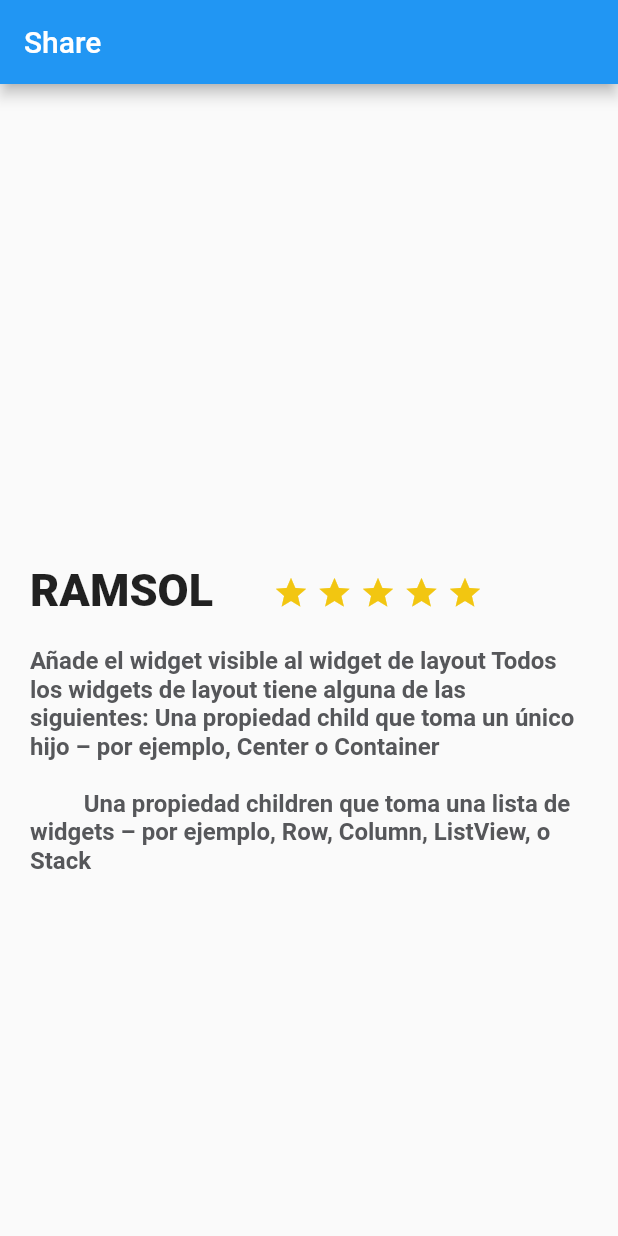
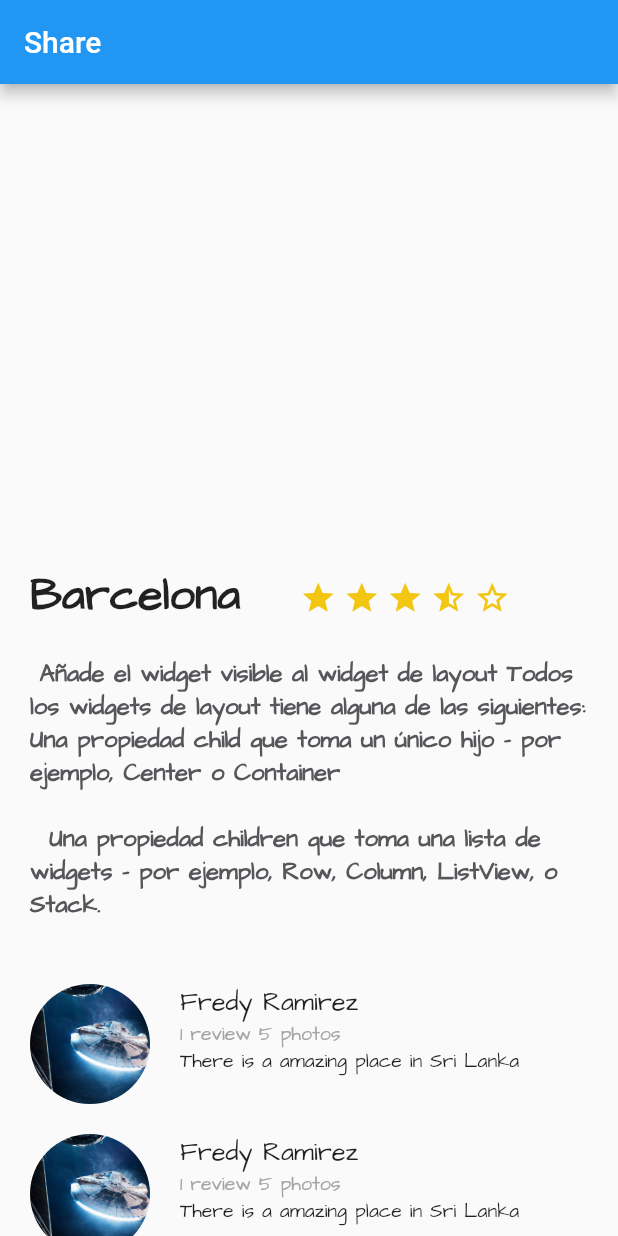
Before and after one commit to rramsol/FlutterRamsolTrips, a Flutter app: the screen it shows after launch, on a phone screen of 412 x 824 dp. Run offline on Flutter 3.47's test engine with Material 2 defaults, Android fonts, the phone set to English and light mode, and no system bars.

Commit message:
hice la descripcion

```diff
--- a/lib/descripcion_place.dart
+++ b/lib/descripcion_place.dart
@@ -1,8 +1,38 @@
 import 'package:flutter/material.dart';
 
 class DescriptionPlace extends StatelessWidget {
+  String namePlace;
+  int stars;
+  String descriptionPlace;
+
+  DescriptionPlace(this.namePlace,this.stars,this.descriptionPlace);
+
   @override
   Widget build(BuildContext context) {
+
+    //Estrella a la mitad
+    final star_half= Container(
+      margin: EdgeInsets.only(
+          top: 323.0,
+          right: 5.0
+      ),
+      child: Icon(
+        Icons.star_half,
+        color: Color(0xFFF2C611),
+      ),
+    );
+
+    //Estrella vacia
+    final star_border= Container(
+      margin: EdgeInsets.only(
+          top: 323.0,
+          right: 5.0
+      ),
+      child: Icon(
+        Icons.star_border,
+        color: Color(0xFFF2C611),
+      ),
+    );
 
     final description = Container(
       margin: EdgeInsets.only(
@@ -10,14 +40,12 @@ class DescriptionPlace extends StatelessWidget {
         left: 20.0,
         right: 20.0
       ),
-      child: Text(
-        '''Añade el widget visible al widget de layout Todos los widgets de layout tiene alguna de las siguientes: Una propiedad child que toma un único hijo – por ejemplo, Center o Container
-
-      	  Una propiedad children que toma una lista de widgets – por ejemplo, Row, Column, ListView, o Stack''',
-        style: TextStyle(
-          fontSize: 16.0,
-          fontWeight: FontWeight.bold,
-          color: Color(0xFF56575a),
+      child: Text(descriptionPlace,
+         style: TextStyle(
+           fontFamily: "Arc",
+           fontSize: 16.0,
+           fontWeight: FontWeight.bold,
+           color: Color(0xFF56575a),
         ),
       ),
     );
@@ -42,8 +70,9 @@ class DescriptionPlace extends StatelessWidget {
               right: 40.0
           ),
           child: Text(
-            "RAMSOL",
+            namePlace,
             style: TextStyle(
+                fontFamily: "Arc",
                 fontSize: 30.0,
                 fontWeight: FontWeight.w900
             ),
@@ -55,8 +84,8 @@ class DescriptionPlace extends StatelessWidget {
             star,
             star,
             star,
-            star,
-            star
+            star_half,
+            star_border
           ],
         ),
 
--- a/lib/main.dart
+++ b/lib/main.dart
@@ -1,10 +1,23 @@
 import 'package:flutter/material.dart';
 import 'descripcion_place.dart';
+import 'review_list.dart';
+
 void main() {
   runApp(MyApp());
 }
 
 class MyApp extends StatelessWidget {
+
+  String descripcion = ''' Añade el widget visible al widget de layout Todos los widgets de layout tiene alguna de las siguientes: Una propiedad child que toma un único hijo – por ejemplo, Center o Container
+
+  Una propiedad children que toma una lista de widgets – por ejemplo, Row, Column, ListView, o Stack.
+''';
+
+  String pathImage = "assets/img/w4.jpg";
+  String name ="Fredy Ramirez";
+  String details = "1 review 5 photos";
+  String comment = "There is a amazing place in Sri Lanka";
+
   // This widget is the root of your application.
   @override
   Widget build(BuildContext context) {
@@ -18,54 +31,18 @@ class MyApp extends StatelessWidget {
         appBar: AppBar(
           title: Text("Share"),
         ),
-        body: new DescriptionPlace(),
+        body: SingleChildScrollView(
+          child: Column(
+            children: <Widget>[
+              new DescriptionPlace("Barcelona",4,descripcion),
+              new ReviewList(),
+            ],
+          ),
+        )
+
+
+
       )
     );
   }
 }
-
-class MyHomePage extends StatefulWidget {
-  MyHomePage({Key key, this.title}) : super(key: key);
-  final String title;
-
-  @override
-  _MyHomePageState createState() => _MyHomePageState();
-}
-
-class _MyHomePageState extends State<MyHomePage> {
-  int _counter = 0;
-
-  void _incrementCounter() {
-    setState(() {
-      _counter--;
-    });
-  }
-
-  @override
-  Widget build(BuildContext context) {
-    return Scaffold(
-      appBar: AppBar(
-        title: Text(widget.title),
-      ),
-      body: Center(
-        child: Column(
-          mainAxisAlignment: MainAxisAlignment.center,
-          children: <Widget>[
-            Text(
-              'You have pushed the button this many times:',
-            ),
-            Text(
-              '$_counter',
-              style: Theme.of(context).textTheme.headline4,
-            ),
-          ],
-        ),
-      ),
-      floatingActionButton: FloatingActionButton(
-        onPressed: _incrementCounter,
-        tooltip: 'Increment',
-        child: Icon(Icons.add),
-      ), // This trailing comma makes auto-formatting nicer for build methods.
-    );
-  }
-}
--- /dev/null
+++ b/lib/review.dart
@@ -0,0 +1,100 @@
+import 'package:flutter/material.dart';
+class Review extends StatelessWidget{
+
+  String pathImage ;
+  String name;
+  String details;
+  String comment;
+
+  Review(this.pathImage,this.name,this.details,this.comment);
+
+  @override
+  Widget build(BuildContext context) {
+
+    //user comentario
+    final userComment = Container(
+      margin: EdgeInsets.only(
+        left: 20.0,
+      ),
+      child: Text(
+          comment,
+          textAlign: TextAlign.left,
+          style: TextStyle(
+              fontFamily: "Arc",
+              fontSize: 13.0,
+              fontWeight: FontWeight.w300
+          )
+      ),
+    );
+
+
+    //info
+    final userInfo = Container(
+      margin: EdgeInsets.only(
+        left: 20.0,
+      ),
+      child: Text(
+          details,
+          textAlign: TextAlign.left,
+          style: TextStyle(
+              fontFamily: "Arc",
+              fontSize: 13.0,
+              color: Color(0xFFa3a5a7)
+          ),
+      ),
+    );
+
+
+    //nombre
+    final userName = Container(
+      margin: EdgeInsets.only(
+        left: 20.0,
+      ),
+      child: Text(
+        name,
+        textAlign: TextAlign.left,
+        style: TextStyle(
+          fontFamily: "Arc",
+          fontSize: 17.0
+        )
+      ),
+    );
+
+    //detalle del usuario
+    final userDetails = Column(
+      crossAxisAlignment: CrossAxisAlignment.start,
+      children: <Widget>[
+        userName,
+        userInfo,
+        userComment
+      ],
+    );
+
+
+    //foto
+    final photo = Container(
+      margin: EdgeInsets.only(
+        top: 20.0,
+        left: 20.0
+      ),
+      width: 80.0,
+      height: 80.0,
+      decoration: BoxDecoration(
+        shape: BoxShape.circle,
+        image:DecorationImage(
+            fit: BoxFit.cover,
+            image: AssetImage(pathImage),
+        ),
+      ),
+    );
+
+
+    return Row(
+      children: <Widget>[
+        photo,
+        userDetails
+      ],
+    );
+  }
+
+}
--- /dev/null
+++ b/lib/review_list.dart
@@ -0,0 +1,25 @@
+import 'package:flutter/material.dart';
+import 'review.dart';
+
+class ReviewList extends StatelessWidget{
+
+  String pathImage = "assets/img/w4.jpg";
+  String name ="Fredy Ramirez";
+  String details = "1 review 5 photos";
+  String comment = "There is a amazing place in Sri Lanka";
+
+
+  @override
+  Widget build(BuildContext context) {
+    return Column(
+      children: <Widget>[
+        new Review(pathImage, name, details, comment),
+        new Review(pathImage, name, details, comment),
+        new Review(pathImage, name, details, comment),
+        new Review(pathImage, name, details, comment),
+        new Review(pathImage, name, details, comment)
+      ],
+    );
+  }
+
+}
```
Also changed, not shown: lib/stars.dart (added, +51 -0 lines), pubspec.yaml (+5 -20 lines), assets/img/w4.jpg (renamed from lib/assets/w4.jpg), fonts/adr.ttf (added).
